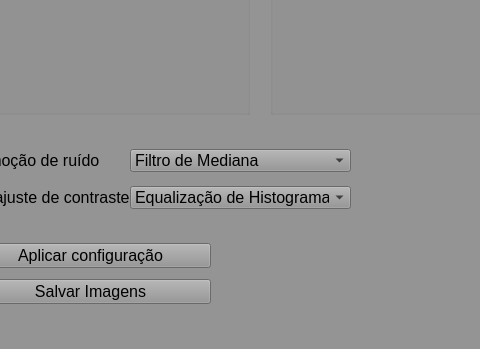
Above: main_window.ui from vitoriabarros132/image-editor-app before the change; both pictures show x 560 to 1040 and y 251 to 600 of the 1150 by 600 pixel window. Below: the same form after it.
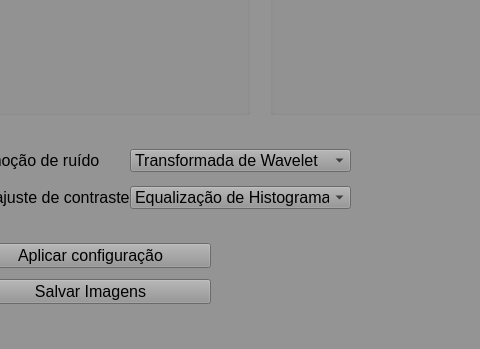
That is the form after the change.

Commit message: Adição do filtro de difusão anisotrópica para redução de ruídos.

```diff
--- a/main_window.ui
+++ b/main_window.ui
@@ -614,7 +614,7 @@
      </rect>
     </property>
     <property name="currentIndex">
-     <number>2</number>
+     <number>0</number>
     </property>
     <item>
      <property name="text">
```
Left out of the diff: 5 changed lines with no effect on the pictures. The commit also changes 2 other files.
